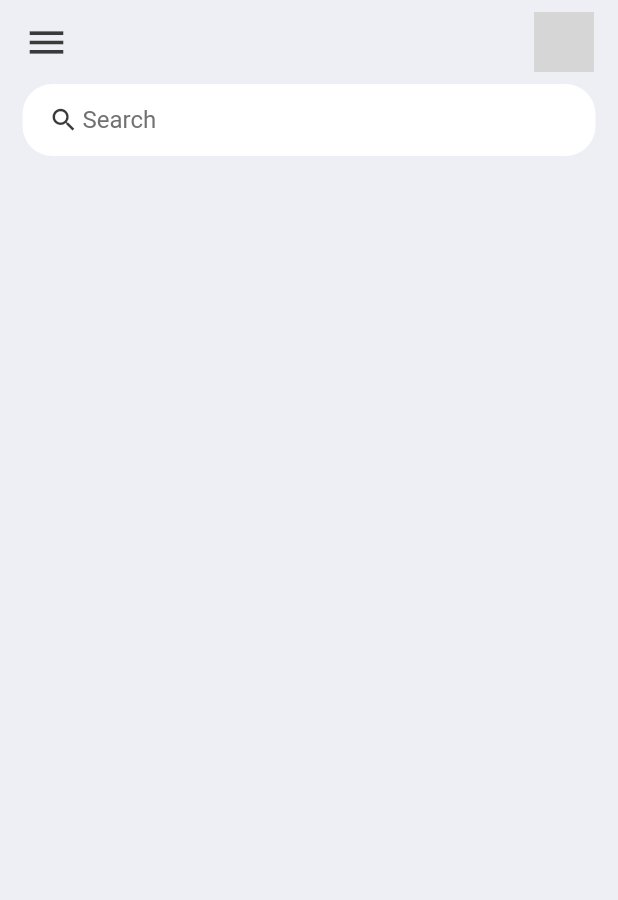
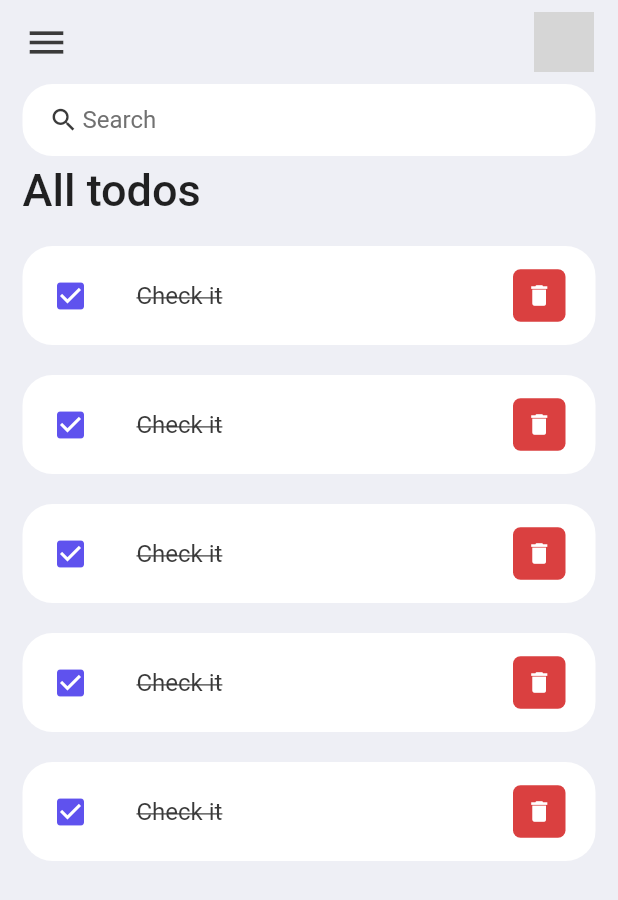
Before and after one commit to yung-coder/Flutter, a Flutter app: the screen it shows after launch, on a phone screen of 412 x 824 dp. Shown: the top 900 px of the screen. Run offline on Flutter 3.47's test engine with Material 2 defaults, Android fonts, the phone set to English and light mode, and no system bars; our stand-ins replace firebase_auth, firebase_core, sqflite; accounts and stored records are empty; network calls fail; grey boxes are pictures that could not be loaded.

Commit message:
basic ui

```diff
--- a/todo_appp/lib/screens/home.dart
+++ b/todo_appp/lib/screens/home.dart
@@ -2,6 +2,7 @@ import 'package:flutter/material.dart';
 import 'package:flutter/src/widgets/container.dart';
 import 'package:flutter/src/widgets/framework.dart';
 import 'package:todo_appp/constants/color.dart';
+import 'package:todo_appp/widgets/todo_item.dart';
 
 class Home extends StatelessWidget {
   const Home({super.key});
@@ -59,6 +60,30 @@ class Home extends StatelessWidget {
                     hintStyle: TextStyle(color: tdGrey),
                   ),
                 ),
+              ),
+              Expanded(
+                child: ListView(
+                  children: [
+                    Container(
+                      margin: const EdgeInsets.only(
+                        top: 5,
+                        bottom: 20,
+                      ),
+                      child: const Text(
+                        'All todos',
+                        style: TextStyle(
+                          fontSize: 30,
+                          fontWeight: FontWeight.w500,
+                        ),
+                      ),
+                    ),
+                    TodoItem(),
+                    TodoItem(),
+                    TodoItem(),
+                    TodoItem(),
+                    TodoItem(),
+                  ],
+                ),
               )
             ],
           )),
--- /dev/null
+++ b/todo_appp/lib/widgets/todo_item.dart
@@ -0,0 +1,54 @@
+import 'package:flutter/material.dart';
+import 'package:flutter/src/widgets/container.dart';
+import 'package:flutter/src/widgets/framework.dart';
+import 'package:todo_appp/constants/color.dart';
+
+class TodoItem extends StatelessWidget {
+  const TodoItem({super.key});
+
+  @override
+  Widget build(BuildContext context) {
+    return Container(
+      margin: const EdgeInsets.only(bottom: 20),
+      child: ListTile(
+        onTap: (() {}),
+        shape: RoundedRectangleBorder(
+          borderRadius: BorderRadius.circular(20),
+        ),
+        contentPadding: const EdgeInsets.symmetric(
+          horizontal: 20,
+          vertical: 5,
+        ),
+        tileColor: Colors.white,
+        leading: const Icon(
+          Icons.check_box,
+          color: tdBlue,
+        ),
+        title: const Text(
+          'Check it',
+          style: TextStyle(
+            fontSize: 16,
+            color: tdBlack,
+            decoration: TextDecoration.lineThrough,
+          ),
+        ),
+        trailing: Container(
+          padding: const EdgeInsets.all(0),
+          margin: const EdgeInsets.symmetric(vertical: 1),
+          height: 35,
+          width: 35,
+          decoration: BoxDecoration(
+            color: tdRed,
+            borderRadius: BorderRadius.circular(5),
+          ),
+          child: IconButton(
+            color: Colors.white,
+            iconSize: 18,
+            icon: const Icon(Icons.delete),
+            onPressed: (() {}),
+          ),
+        ),
+      ),
+    );
+  }
+}
```
